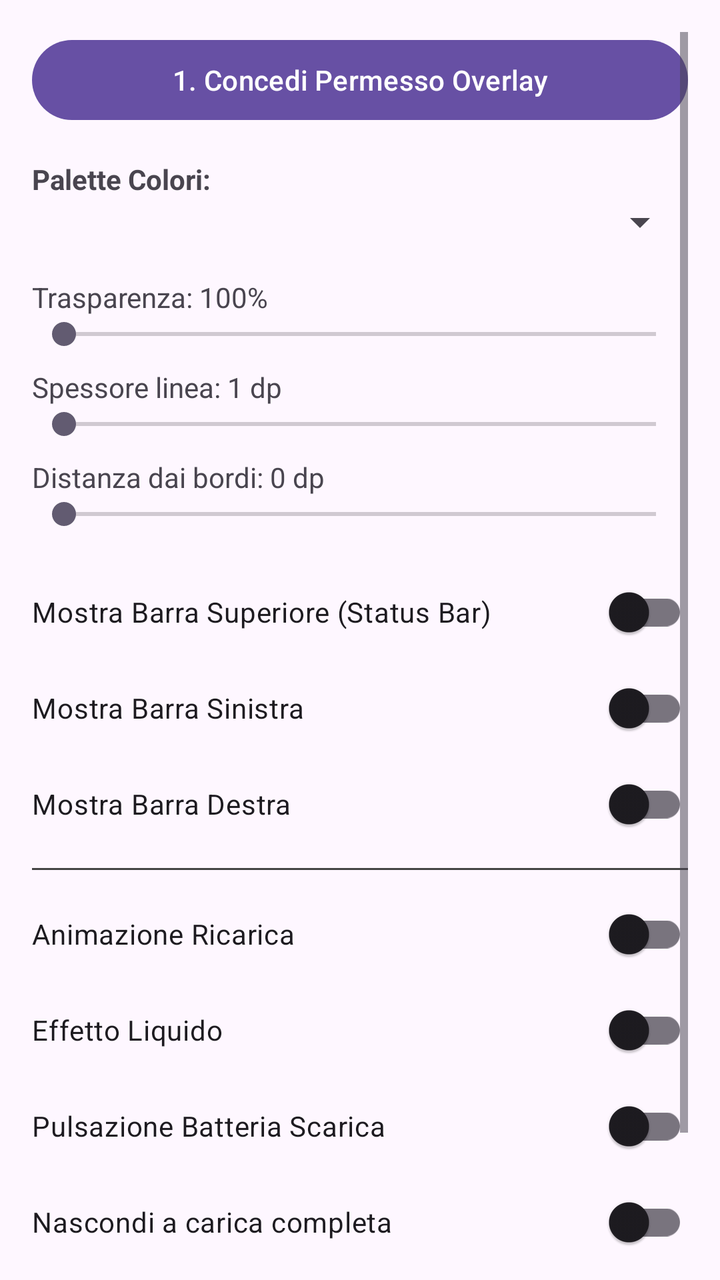
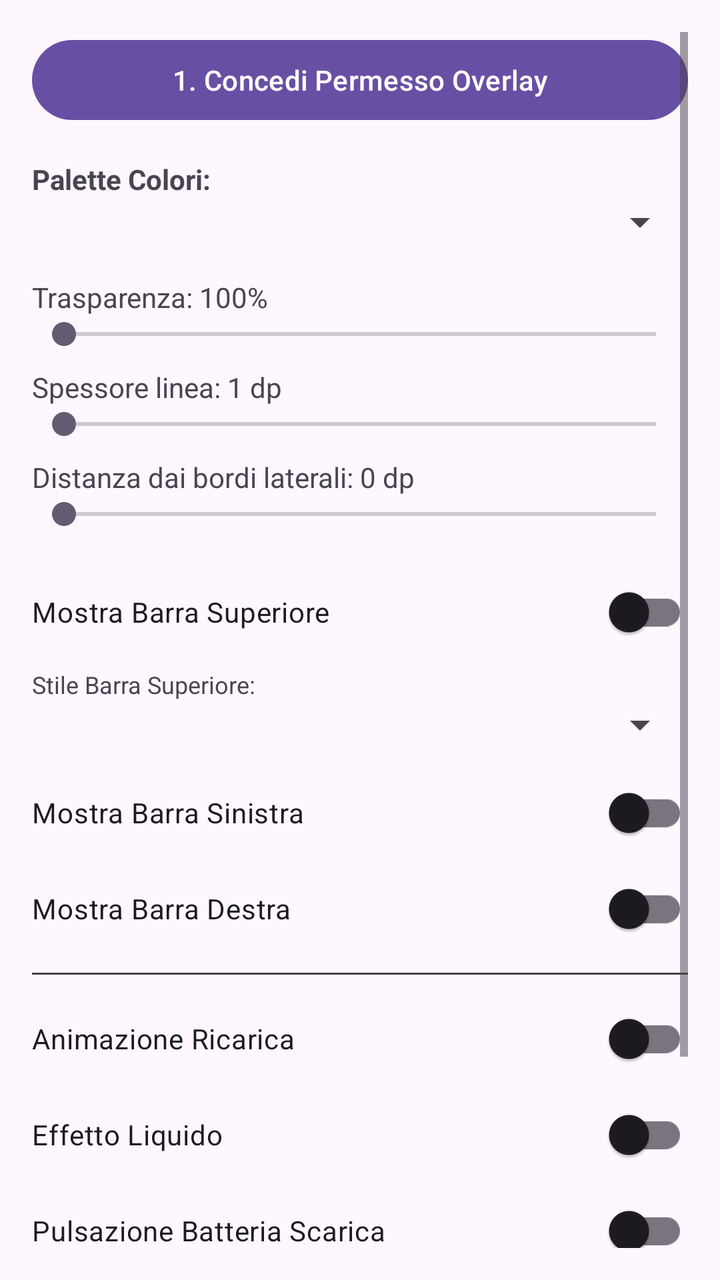

Screens rendered from an Android XML layout before and after an edit, with the pre-edit source and the edit as a unified diff.
<!-- AndroidManifest.xml: application theme Theme.Material3.DayNight -->
<!-- res/layout/activity_main.xml -->
<?xml version="1.0" encoding="utf-8"?>
<ScrollView xmlns:android="http://schemas.android.com/apk/res/android"
    android:layout_width="match_parent"
    android:layout_height="match_parent"
    android:fillViewport="true"
    android:padding="16dp">

    <LinearLayout
        android:layout_width="match_parent"
        android:layout_height="wrap_content"
        android:orientation="vertical"
        android:spacing="8dp">

        <Button
            android:id="@+id/btnOverlayPermission"
            android:layout_width="match_parent"
            android:layout_height="wrap_content"
            android:text="1. Concedi Permesso Overlay" />

        <TextView
            android:layout_width="wrap_content"
            android:layout_height="wrap_content"
            android:layout_marginTop="16dp"
            android:text="Palette Colori:"
            android:textStyle="bold" />

        <Spinner
            android:id="@+id/spinnerPalette"
            android:layout_width="match_parent"
            android:layout_height="wrap_content"
            android:layout_marginBottom="16dp" />

        <TextView
            android:id="@+id/tvAlpha"
            android:layout_width="wrap_content"
            android:layout_height="wrap_content"
            android:text="Trasparenza: 100%" />
        <SeekBar
            android:id="@+id/sbAlpha"
            android:layout_width="match_parent"
            android:layout_height="wrap_content"
            android:layout_marginBottom="8dp"
            android:max="100" />

        <TextView
            android:id="@+id/tvThickness"
            android:layout_width="wrap_content"
            android:layout_height="wrap_content"
            android:text="Spessore linea: 1 dp" />
        <SeekBar
            android:id="@+id/sbThickness"
            android:layout_width="match_parent"
            android:layout_height="wrap_content"
            android:layout_marginBottom="8dp"
            android:max="50" />

        <TextView
            android:id="@+id/tvPadding"
            android:layout_width="wrap_content"
            android:layout_height="wrap_content"
            android:text="Distanza dai bordi: 0 dp" />
        <SeekBar
            android:id="@+id/sbPadding"
            android:layout_width="match_parent"
            android:layout_height="wrap_content"
            android:layout_marginBottom="16dp"
            android:max="100" />

        <com.google.android.material.switchmaterial.SwitchMaterial
            android:id="@+id/switchTopBar"
            android:layout_width="match_parent"
            android:layout_height="wrap_content"
            android:text="Mostra Barra Superiore (Status Bar)" />

        <com.google.android.material.switchmaterial.SwitchMaterial
            android:id="@+id/switchLeftBar"
            android:layout_width="match_parent"
            android:layout_height="wrap_content"
            android:text="Mostra Barra Sinistra" />

        <com.google.android.material.switchmaterial.SwitchMaterial
            android:id="@+id/switchRightBar"
            android:layout_width="match_parent"
            android:layout_height="wrap_content"
            android:text="Mostra Barra Destra" />

        <View android:layout_width="match_parent" android:layout_height="1dp" android:background="#444" android:layout_marginVertical="8dp"/>

        <com.google.android.material.switchmaterial.SwitchMaterial
            android:id="@+id/switchAnimation"
            android:layout_width="match_parent"
            android:layout_height="wrap_content"
            android:text="Animazione Ricarica" />

        <com.google.android.material.switchmaterial.SwitchMaterial
            android:id="@+id/switchWave"
            android:layout_width="match_parent"
            android:layout_height="wrap_content"
            android:text="Effetto Liquido" />

        <com.google.android.material.switchmaterial.SwitchMaterial
            android:id="@+id/switchPulse"
            android:layout_width="match_parent"
            android:layout_height="wrap_content"
            android:text="Pulsazione Batteria Scarica" />

        <com.google.android.material.switchmaterial.SwitchMaterial
            android:id="@+id/switchHideFull"
            android:layout_width="match_parent"
            android:layout_height="wrap_content"
            android:text="Nascondi a carica completa" />

        <Button
            android:id="@+id/btnToggleService"
            android:layout_width="match_parent"
            android:layout_height="wrap_content"
            android:layout_marginTop="24dp"
            android:text="Avvia Sovraimpressione" />
    </LinearLayout>
</ScrollView>
<!-- resources referenced by this layout -->
<resources>

</resources>

<!-- the commit's change to res/layout/activity_main.xml (unified diff, before → after) -->
@@ -58,7 +58,7 @@
             android:id="@+id/tvPadding"
             android:layout_width="wrap_content"
             android:layout_height="wrap_content"
-            android:text="Distanza dai bordi: 0 dp" />
+            android:text="Distanza dai bordi laterali: 0 dp" />
         <SeekBar
             android:id="@+id/sbPadding"
             android:layout_width="match_parent"
@@ -70,7 +70,20 @@
             android:id="@+id/switchTopBar"
             android:layout_width="match_parent"
             android:layout_height="wrap_content"
-            android:text="Mostra Barra Superiore (Status Bar)" />
+            android:text="Mostra Barra Superiore" />
+
+        <TextView
+            android:layout_width="wrap_content"
+            android:layout_height="wrap_content"
+            android:layout_marginTop="4dp"
+            android:text="Stile Barra Superiore:"
+            android:textSize="12sp" />
+
+        <Spinner
+            android:id="@+id/spinnerTopMode"
+            android:layout_width="match_parent"
+            android:layout_height="wrap_content"
+            android:layout_marginBottom="8dp" />
 
         <com.google.android.material.switchmaterial.SwitchMaterial
             android:id="@+id/switchLeftBar"
